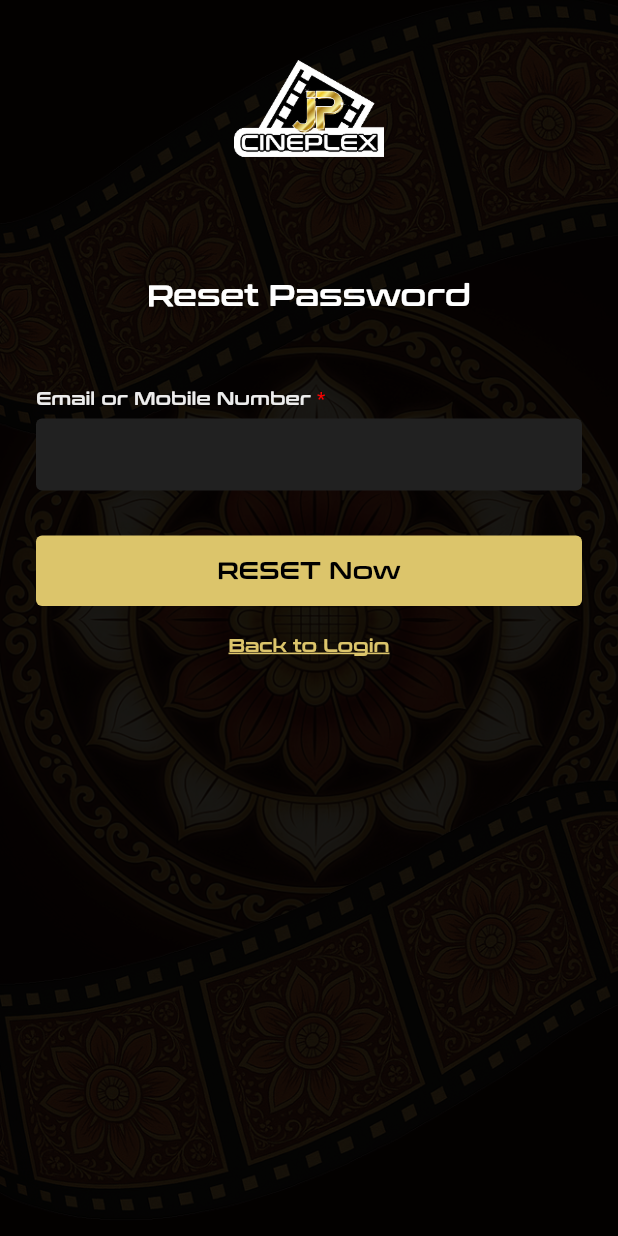
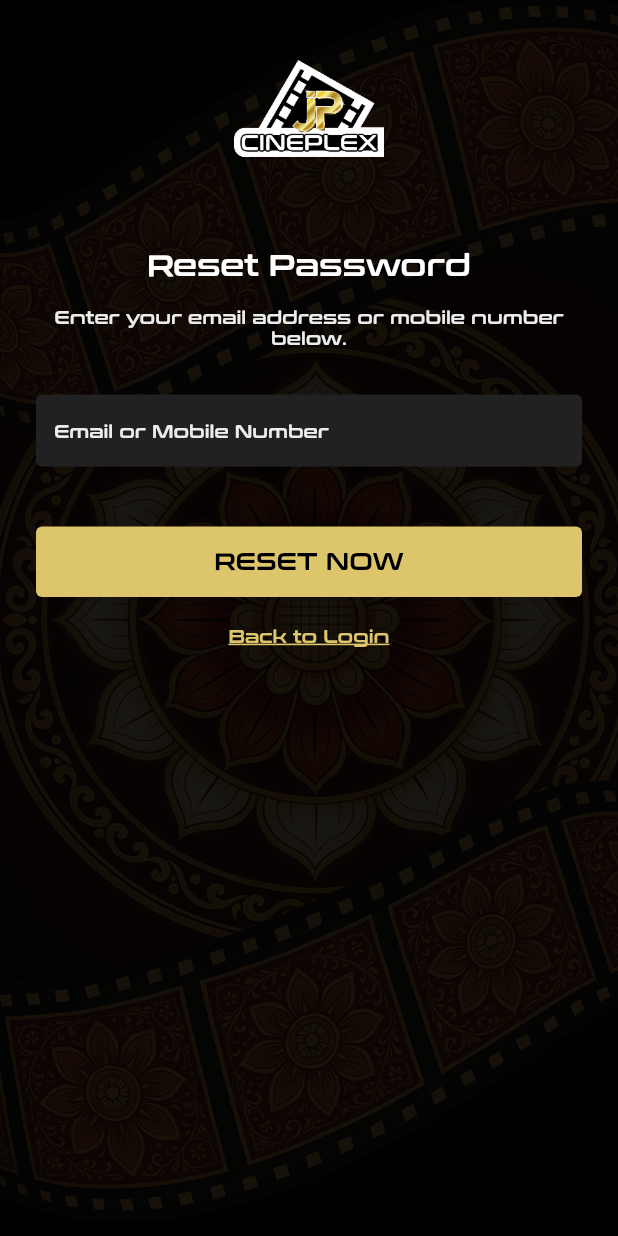
Before and after one commit to TharudiHS/JP-Cineplex-Mobile-App, a Flutter app: the ResetPasswordPage screen opened directly, on a phone screen of 412 x 824 dp. Run offline on Flutter 3.47's test engine with Material 3 defaults, Android fonts, the phone set to English and light mode, and no system bars; our stand-ins replace flutter_svg.

Commit message:
updated reset_password file

```diff
--- a/lib/screens/reset_password_page.dart
+++ b/lib/screens/reset_password_page.dart
@@ -1,7 +1,7 @@
 import 'package:flutter/material.dart';
-import 'package:jp_cinema_app/screens/verification.dart';
 import '../utils/app_colours.dart';
 import '../utils/text_styles.dart';
+import 'verification.dart'; // adjust path if this file lives elsewhere
 
 class ResetPasswordPage extends StatefulWidget {
   const ResetPasswordPage({super.key});
@@ -11,7 +11,7 @@ class ResetPasswordPage extends StatefulWidget {
 }
 
 class _ResetPasswordPageState extends State<ResetPasswordPage> {
-  final TextEditingController emailController = TextEditingController();
+  final TextEditingController emailOrMobileController = TextEditingController();
 
   @override
   Widget build(BuildContext context) {
@@ -35,7 +35,7 @@ class _ResetPasswordPageState extends State<ResetPasswordPage> {
                   width: 100,
                   fit: BoxFit.contain,
                 ),
-                const SizedBox(height: 80),
+                const SizedBox(height: 60),
 
                 // Title
                 Text(
@@ -45,22 +45,63 @@ class _ResetPasswordPageState extends State<ResetPasswordPage> {
                     color: AppColours.white,
                   ),
                 ),
-                const SizedBox(height: 50),
+                const SizedBox(height: 16),
 
-                // Email Field
-                _buildInputField(
-                  label: "Email or Mobile Number",
-                  controller: emailController,
+                // Instruction (as in your screenshot)
+                Text(
+                  "Enter your email address or mobile number below.",
+                  textAlign: TextAlign.center,
+                  style: TextStyles.size14WeightBoldConthraxSemiBold.copyWith(
+                    fontSize: 12,
+                    color: AppColours.lightGrey,
+                  ),
                 ),
                 const SizedBox(height: 30),
 
-                // Reset Button
+                // Input box with hint text inside the black box
+                TextField(
+                  controller: emailOrMobileController,
+                  keyboardType: TextInputType.emailAddress,
+                  style: const TextStyle(color: Colors.white),
+                  decoration: InputDecoration(
+                    hintText: "Email or Mobile Number",
+                    hintStyle: TextStyle(
+                      color: AppColours.lightGrey,
+                      fontSize: 12,
+                    ),
+                    filled: true,
+                    fillColor: AppColours.darkGrey,
+                    border: OutlineInputBorder(
+                      borderRadius: BorderRadius.circular(4),
+                      borderSide: BorderSide.none,
+                    ),
+                    contentPadding: const EdgeInsets.symmetric(
+                      horizontal: 12,
+                      vertical: 14,
+                    ),
+                  ),
+                ),
+                const SizedBox(height: 40),
+
+                // RESET NOW button
                 GestureDetector(
                   onTap: () {
+                    final value = emailOrMobileController.text.trim();
+                    if (value.isEmpty) {
+                      ScaffoldMessenger.of(context).showSnackBar(
+                        const SnackBar(
+                          content: Text(
+                            "Please enter your email address or mobile number.",
+                          ),
+                        ),
+                      );
+                      return;
+                    }
+                    // Navigate to Verification screen
                     Navigator.push(
                       context,
                       MaterialPageRoute(
-                        builder: (context) => const VerificationPage(),
+                        builder: (_) => const VerificationPage(),
                       ),
                     );
                   },
@@ -73,7 +114,7 @@ class _ResetPasswordPageState extends State<ResetPasswordPage> {
                     ),
                     alignment: Alignment.center,
                     child: Text(
-                      "RESET Now",
+                      "RESET NOW",
                       style: TextStyles.size14WeightBoldConthraxSemiBold
                           .copyWith(color: AppColours.black, fontSize: 16),
                     ),
@@ -83,9 +124,7 @@ class _ResetPasswordPageState extends State<ResetPasswordPage> {
 
                 // Back to Login
                 GestureDetector(
-                  onTap: () {
-                    Navigator.pop(context);
-                  },
+                  onTap: () => Navigator.pop(context),
                   child: Text(
                     "Back to Login",
                     style: TextStyles.size14WeightBoldConthraxSemiBold.copyWith(
@@ -102,55 +141,4 @@ class _ResetPasswordPageState extends State<ResetPasswordPage> {
       ),
     );
   }
-
-  Widget _buildInputField({
-    required String label,
-    required TextEditingController controller,
-    bool isPassword = false,
-  }) {
-    return Column(
-      crossAxisAlignment: CrossAxisAlignment.start,
-      children: [
-        // Label with red asterisk
-        RichText(
-          text: TextSpan(
-            text: "$label ",
-            style: TextStyles.size14WeightBoldConthraxSemiBold.copyWith(
-              fontSize: 12,
-              color: AppColours.lightGrey,
-            ),
-            children: [
-              TextSpan(
-                text: "*",
-                style: TextStyle(
-                  color: AppColours.red,
-                  fontSize: 12,
-                  fontWeight: FontWeight.bold,
-                ),
-              ),
-            ],
-          ),
-        ),
-        const SizedBox(height: 6),
-        // Input field
-        TextField(
-          controller: controller,
-          obscureText: isPassword,
-          style: const TextStyle(color: Colors.white),
-          decoration: InputDecoration(
-            filled: true,
-            fillColor: AppColours.darkGrey,
-            border: OutlineInputBorder(
-              borderRadius: BorderRadius.circular(4),
-              borderSide: BorderSide.none,
-            ),
-            contentPadding: const EdgeInsets.symmetric(
-              horizontal: 12,
-              vertical: 14,
-            ),
-          ),
-        ),
-      ],
-    );
-  }
 }
```
